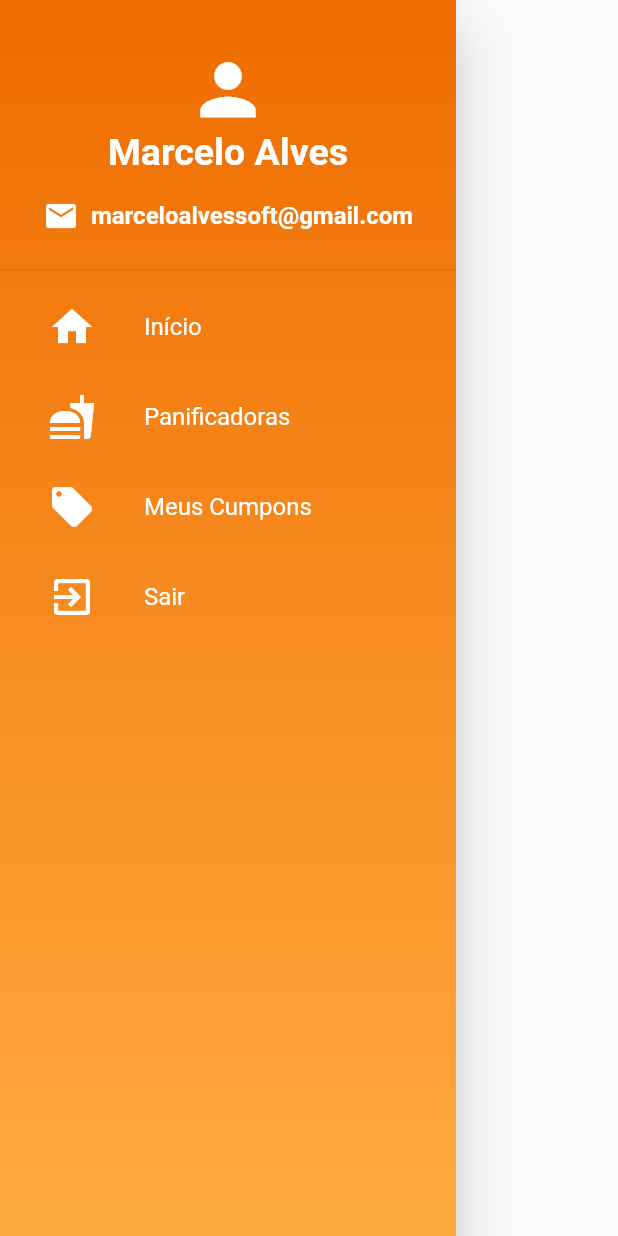
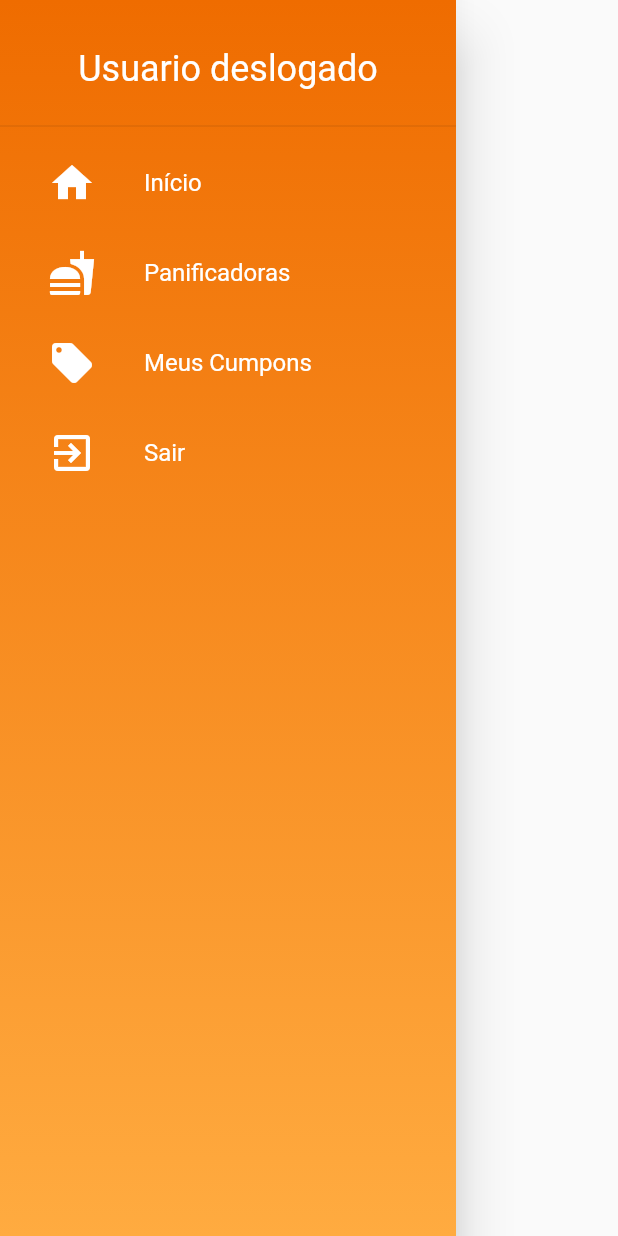
Before and after one commit to MarceloxAlves/ai_pede, a Flutter app: the MDrawer widget shown alone on an empty page, opened directly with empty values, on a phone screen of 412 x 824 dp. Run offline on Flutter 3.47's test engine with Material 2 defaults, Android fonts, the phone set to English and light mode, and no system bars; our stand-ins replace cloud_firestore, firebase_auth, google_maps_flutter, google_sign_in, location; accounts and stored records are empty; statements that could not run were skipped.

Commit message:
drawer usuario

```diff
--- a/lib/main.dart
+++ b/lib/main.dart
@@ -19,10 +19,11 @@ Future<Null> _login() async {
   if (user == null) user = await googleSignIn.signIn();
   if (await auth.currentUser() == null) {
     GoogleSignInAuthentication credecials =
-        await googleSignIn.currentUser.authentication;
+        await user.authentication;
     await auth.signInWithGoogle(
         idToken: credecials.idToken, accessToken: credecials.accessToken);
   }
+  assert(user == null);
 }
 
 //AIzaSyBCt4rwnHmE_nQ-FliUURvGuyaDB6ZWESQ
--- a/lib/widgets/drawer.dart
+++ b/lib/widgets/drawer.dart
@@ -1,5 +1,6 @@
 import 'package:ai_pede/tiles/drawer_tile.dart';
 import 'package:flutter/material.dart';
+import 'package:firebase_auth/firebase_auth.dart';
 
 class MDrawer extends StatelessWidget {
 
@@ -7,6 +8,7 @@ class MDrawer extends StatelessWidget {
 
 
   MDrawer(this.pageController);
+
 
   @override
   Widget build(BuildContext context) {
@@ -29,10 +31,22 @@ class MDrawer extends StatelessWidget {
             children: <Widget>[
               Padding(
                 padding: const EdgeInsets.only(top: 32, bottom: 16),
-                child: ListBody(
+                child: FutureBuilder<FirebaseUser>(
+                    future: FirebaseAuth.instance.currentUser(),
+                    builder: (context, snapshot) {
+                      if(!snapshot.hasData){
+                        return Center(child: Text("Usuario deslogado",
+                            style: TextStyle(
+                              fontSize: 24,
+                              color: Colors.white
+                            ),
+                          )
+                        );
+                      }
+                      return ListBody(
                         children: <Widget>[
                           Icon(Icons.person, color: Colors.white, size: 55),
-                    Text("Marcelo Alves",
+                          Text(snapshot.data.displayName,
                             style: TextStyle(
                                 fontSize: 25,
                                 fontWeight: FontWeight.w600,
@@ -49,7 +63,7 @@ class MDrawer extends StatelessWidget {
                                   padding: const EdgeInsets.only(right: 8),
                                   child: Icon(Icons.mail, color: Colors.white,),
                                 ),
-                          Text("marceloalvessoft@gmail.com",
+                                Text(snapshot.data.email,
                                   style: TextStyle(
                                       fontSize: 16,
                                       fontWeight: FontWeight.w600,
@@ -59,6 +73,8 @@ class MDrawer extends StatelessWidget {
                             ),
                           )
                         ],
+                      );
+                    },
                 ),
               ),
               Divider(),
```
Lines whose indentation alone changed are shown as unchanged.
